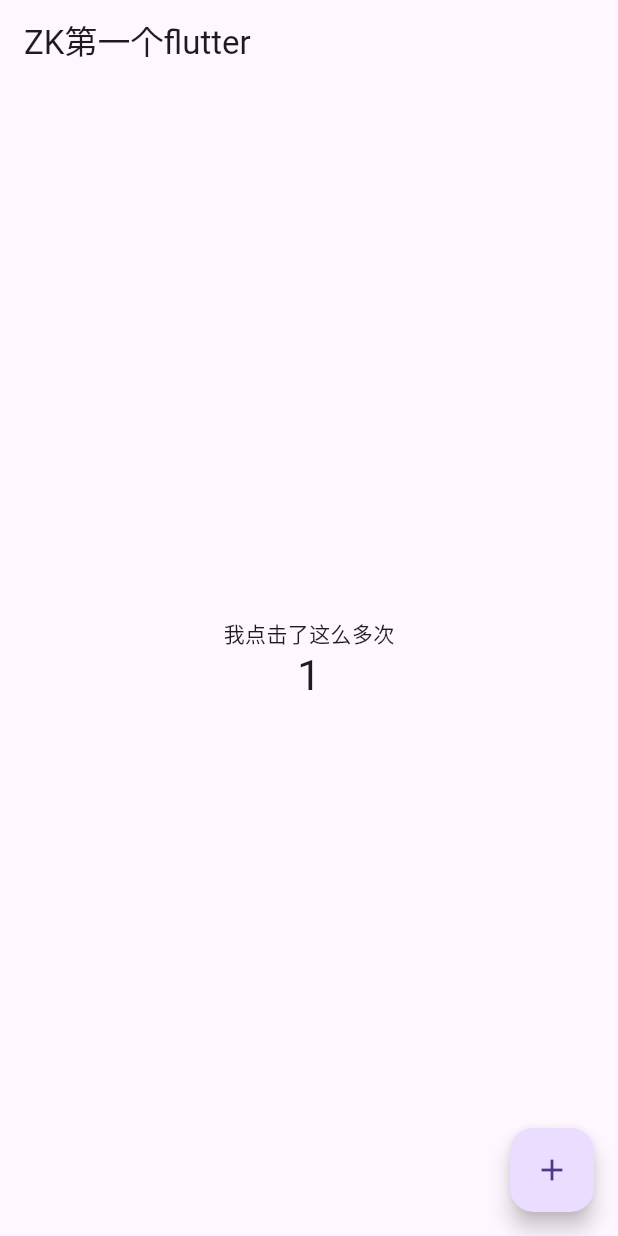
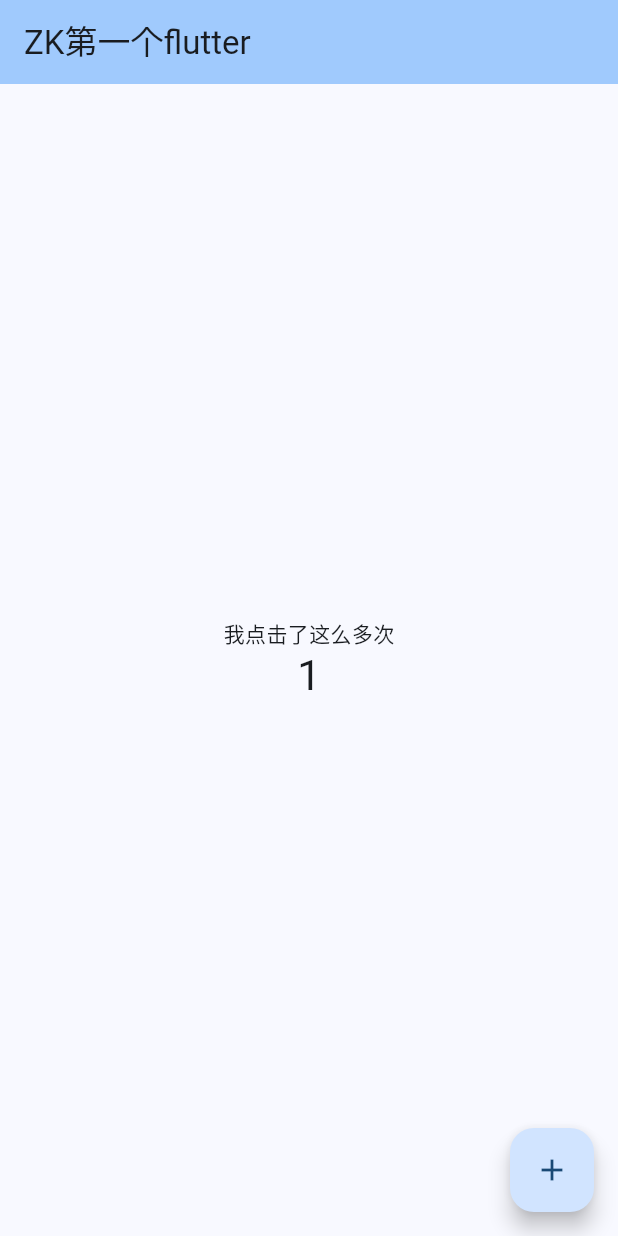
Before and after one commit to A-Kui/flutter_demo, a Flutter app: the screen it shows after launch, after a tap on the "add" icon, on a phone screen of 412 x 824 dp. Run offline on Flutter 3.47's test engine with Material 3 defaults, Android fonts, the phone set to English and light mode, and no system bars.

```diff
--- a/lib/main.dart
+++ b/lib/main.dart
@@ -1,30 +1,19 @@
 import 'package:flutter/material.dart';
 
-// void main() {
-//   runApp(const MyApp());
-// }
-
-void main() => runApp(const MyApp());
+void main() {
+  runApp(const MyApp());
+}
 
 class MyApp extends StatelessWidget {
-  const MyApp({Key? key}) : super(key: key);
+  const MyApp({super.key});
 
-  // This widget is the root of your application.
   @override
   Widget build(BuildContext context) {
     return MaterialApp(
       title: 'Flutter Demo',
       theme: ThemeData(
-        // This is the theme of your application.
-        //
-        // Try running your application with "flutter run". You'll see the
-        // application has a blue toolbar. Then, without quitting the app, try
-        // changing the primarySwatch below to Colors.green and then invoke
-        // "hot reload" (press "r" in the console where you ran "flutter run",
-        // or simply save your changes to "hot reload" in a Flutter IDE).
-        // Notice that the counter didn't reset back to zero; the application
-        // is not restarted.
-        primarySwatch: Colors.blue,
+        colorScheme: ColorScheme.fromSeed(seedColor: Colors.blue),
+        useMaterial3: true,
       ),
       home: const MyHomePage(title: 'ZK第一个flutter'),
     );
@@ -32,16 +21,7 @@ class MyApp extends StatelessWidget {
 }
 
 class MyHomePage extends StatefulWidget {
-  const MyHomePage({Key? key, required this.title}) : super(key: key);
-
-  // This widget is the home page of your application. It is stateful, meaning
-  // that it has a State object (defined below) that contains fields that affect
-  // how it looks.
-
-  // This class is the configuration for the state. It holds the values (in this
-  // case the title) provided by the parent (in this case the App widget) and
-  // used by the build method of the State. Fields in a Widget subclass are
-  // always marked "final".
+  const MyHomePage({super.key, required this.title});
 
   final String title;
 
@@ -54,47 +34,19 @@ class _MyHomePageState extends State<MyHomePage> {
 
   void _incrementCounter() {
     setState(() {
-      // This call to setState tells the Flutter framework that something has
-      // changed in this State, which causes it to rerun the build method below
-      // so that the display can reflect the updated values. If we changed
-      // _counter without calling setState(), then the build method would not be
-      // called again, and so nothing would appear to happen.
       _counter++;
     });
   }
 
   @override
   Widget build(BuildContext context) {
-    // This method is rerun every time setState is called, for instance as done
-    // by the _incrementCounter method above.
-    //
-    // The Flutter framework has been optimized to make rerunning build methods
-    // fast, so that you can just rebuild anything that needs updating rather
-    // than having to individually change instances of widgets.
     return Scaffold(
       appBar: AppBar(
-        // Here we take the value from the MyHomePage object that was created by
-        // the App.build method, and use it to set our appbar title.
+        backgroundColor: Theme.of(context).colorScheme.inversePrimary,
         title: Text(widget.title),
       ),
       body: Center(
-        // Center is a layout widget. It takes a single child and positions it
-        // in the middle of the parent.
         child: Column(
-          // Column is also a layout widget. It takes a list of children and
-          // arranges them vertically. By default, it sizes itself to fit its
-          // children horizontally, and tries to be as tall as its parent.
-          //
-          // Invoke "debug painting" (press "p" in the console, choose the
-          // "Toggle Debug Paint" action from the Flutter Inspector in Android
-          // Studio, or the "Toggle Debug Paint" command in Visual Studio Code)
-          // to see the wireframe for each widget.
-          //
-          // Column has various properties to control how it sizes itself and
-          // how it positions its children. Here we use mainAxisAlignment to
-          // center the children vertically; the main axis here is the vertical
-          // axis because Columns are vertical (the cross axis would be
-          // horizontal).
           mainAxisAlignment: MainAxisAlignment.center,
           children: <Widget>[
             const Text(
@@ -102,7 +54,7 @@ class _MyHomePageState extends State<MyHomePage> {
             ),
             Text(
               '$_counter',
-              style: Theme.of(context).textTheme.headline4,
+              style: Theme.of(context).textTheme.headlineMedium,
             ),
           ],
         ),
@@ -111,7 +63,7 @@ class _MyHomePageState extends State<MyHomePage> {
         onPressed: _incrementCounter,
         tooltip: 'Increment',
         child: const Icon(Icons.add),
-      ), // This trailing comma makes auto-formatting nicer for build methods.
+      ),
     );
   }
 }
```
Also changed, not shown: pubspec.yaml (+4 -69 lines), 5 other files.
